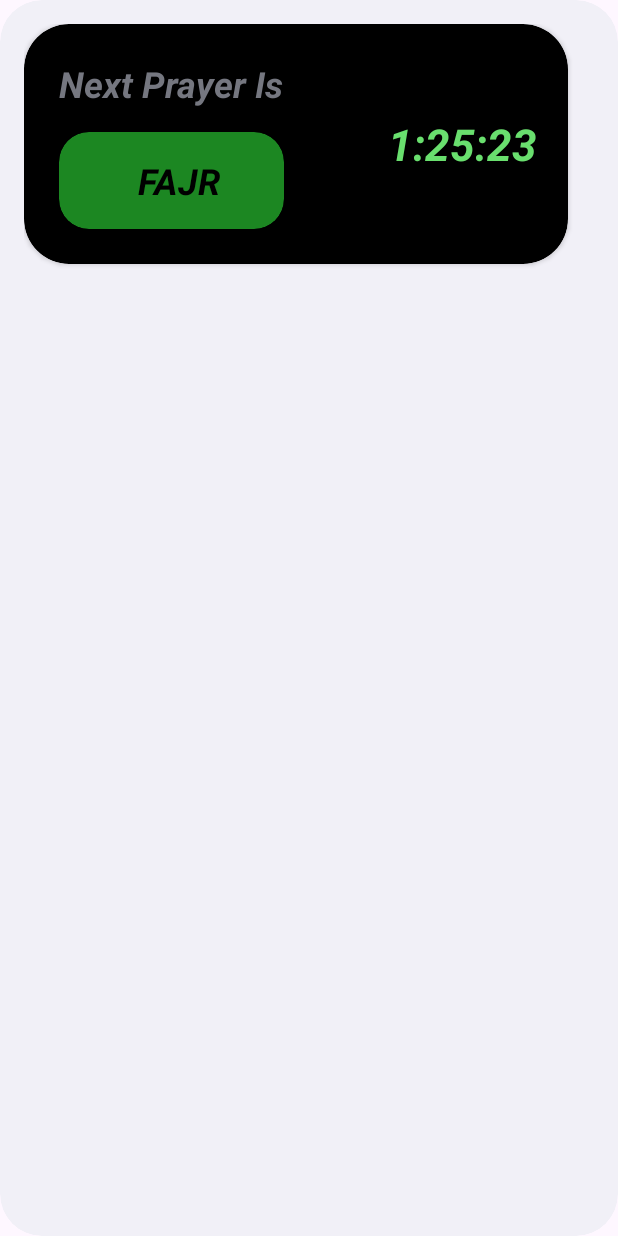
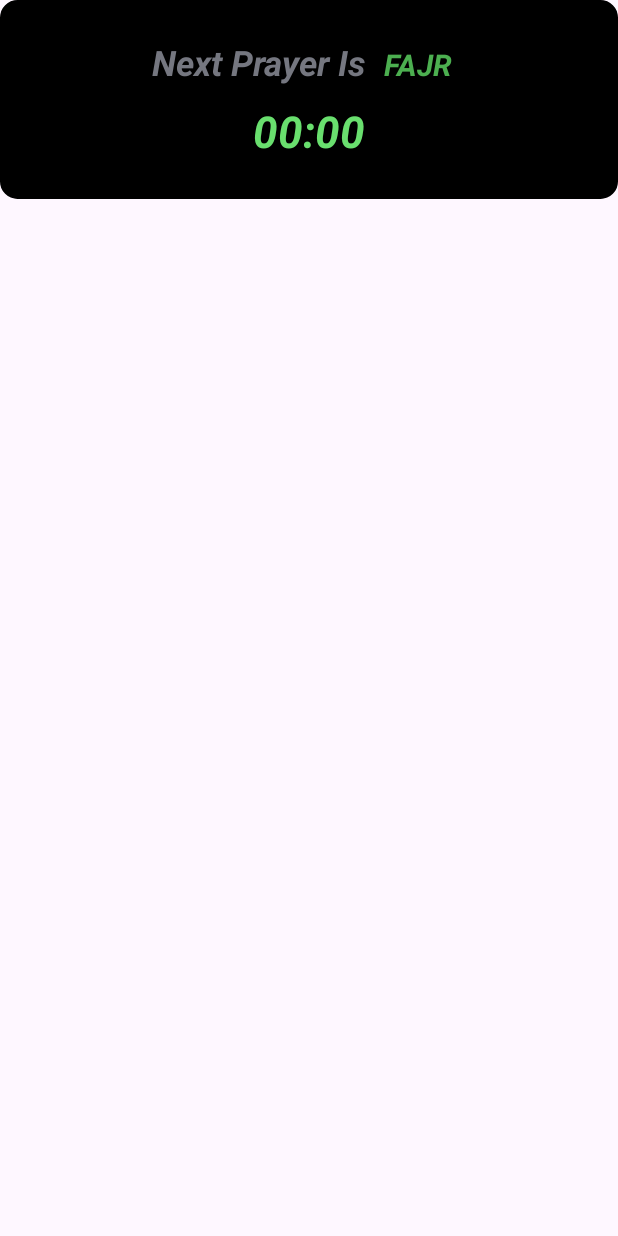
Before and after one commit to ahmed-faroukk/PrayerTimes-App, an Android app: the layout countdown_widget.xml on its own in the app's theme, with its tools: preview values and no code run, on a phone screen of 412 x 824 dp. Run offline under Robolectric (Android 15) with nearby library versions, the phone set to English and light mode, and no system bars.

```diff
--- a/app/src/main/AndroidManifest.xml
+++ b/app/src/main/AndroidManifest.xml
@@ -31,7 +31,6 @@
                 android:name="android.appwidget.provider"
                 android:resource="@xml/countdown_widget_info" />
         </receiver>
-
         <!--
              TODO: Before you run your application, you need a Google Maps API key.
 
--- a/app/src/main/java/com/example/alamiya_task/common/util/Constants.kt
+++ b/app/src/main/java/com/example/alamiya_task/common/util/Constants.kt
@@ -4,5 +4,7 @@ class Constants {
 
     companion object{
         const val BASE_URL = "http://api.aladhan.com/v1/"
+        const val COUNTDOWN_TIME_KEY = "countdown_end_time"
+
     }
 }
--- a/app/src/main/java/com/example/alamiya_task/presentation/qiblaDirection/QiblaFragment.kt
+++ b/app/src/main/java/com/example/alamiya_task/presentation/qiblaDirection/QiblaFragment.kt
@@ -87,8 +87,6 @@ class QiblaFragment : Fragment(R.layout.fragment_qibla), SensorEventListener {
         mapController = map.controller
         sensorManager = requireActivity().getSystemService(Context.SENSOR_SERVICE) as SensorManager
         rotationVectorSensor = sensorManager.getDefaultSensor(Sensor.TYPE_ROTATION_VECTOR)
-
-
 
         return binding.root
     }
--- /dev/null
+++ b/app/src/main/res/drawable/shapeforlinear_24.xml
@@ -0,0 +1,7 @@
+<?xml version="1.0" encoding="UTF-8"?>
+<shape xmlns:android="http://schemas.android.com/apk/res/android">
+    <solid android:color="#000000"/>
+    <stroke android:width="3dp" android:color="#000000" />
+    <corners android:radius="10dp"/>
+    <padding android:left="0dp" android:top="0dp" android:right="0dp" android:bottom="0dp" />
+</shape>
--- a/app/src/main/res/layout/countdown_widget.xml
+++ b/app/src/main/res/layout/countdown_widget.xml
@@ -2,64 +2,55 @@
     xmlns:app="http://schemas.android.com/apk/res-auto"
     style="@style/Widget.Alamiyatask.AppWidget.Container"
     android:layout_width="match_parent"
-    android:layout_height="match_parent"
+    android:background="@drawable/shapeforlinear_24"
+    android:layout_height="wrap_content"
     android:theme="@style/Theme.Alamiyatask.AppWidgetContainer">
-    <androidx.cardview.widget.CardView
-        android:layout_width="wrap_content"
+    <LinearLayout
+        android:layout_width="match_parent"
         android:layout_height="wrap_content"
-        android:backgroundTint="@color/black"
-        app:cardCornerRadius="30dp"
+
         >
         <LinearLayout
             android:layout_width="match_parent"
             android:layout_height="match_parent"
-            android:orientation="horizontal"
+            android:orientation="vertical"
+            android:padding="10dp"
+
             >
             <LinearLayout
-                android:layout_width="wrap_content"
+                android:layout_width="match_parent"
                 android:layout_height="wrap_content"
-                android:orientation="vertical"
-                android:layout_margin="15dp"
+                android:orientation="horizontal"
+                android:gravity="center_horizontal"
                 >
                 <TextView
                     android:id="@+id/appwidget_text"
                     android:layout_width="wrap_content"
                     android:layout_height="wrap_content"
-                    android:layout_centerHorizontal="true"
-                    android:layout_centerVertical="true"
-                    android:layout_margin="8dp"
                     android:contentDescription="@string/appwidget_text"
-                    android:text="Next Prayer Is"
-                    android:textSize="24sp"
+                    android:text=" Next Prayer Is  "
+                    android:textSize="23sp"
                     android:textStyle="bold|italic" />
                 <TextView
                     android:id="@+id/prayerName"
-                    style="@style/Widget.Alamiyatask.AppWidget.InnerView"
-                    android:layout_width="150dp"
+                    android:layout_width="60dp"
                     android:backgroundTint="#1C8722"
                     android:layout_height="wrap_content"
                     android:layout_centerHorizontal="true"
                     android:layout_centerVertical="true"
-                    android:layout_margin="8dp"
-                    android:paddingStart="25dp"
                     android:contentDescription="@string/appwidget_text"
-                    android:gravity="center"
                     android:text="FAJR"
-                    android:textColor="@color/black"
-                    android:textSize="24sp"
+                    android:textColor="#4CAF50"
+                    android:textSize="20dp"
                     android:textStyle="bold|italic" />
             </LinearLayout>
-            <TextView
+            <Chronometer
+                android:gravity="center_horizontal"
                 android:id="@+id/countDown"
-                android:layout_width="150dp"
-                android:layout_gravity="center"
+                android:layout_width="match_parent"
                 android:layout_height="wrap_content"
-                android:layout_centerHorizontal="true"
-                android:layout_centerVertical="true"
-                android:layout_margin="8dp"
-                android:paddingStart="25dp"
+                android:layout_marginTop="10dp"
                 android:contentDescription="@string/appwidget_text"
-                android:gravity="center"
                 android:text="1:25:23"
                 android:textColor="#69DF6E"
                 android:textSize="29sp"
@@ -67,6 +58,6 @@
         </LinearLayout>
 
 
-    </androidx.cardview.widget.CardView>
+    </LinearLayout>
 
 </RelativeLayout>
```
Also changed, not shown: app/src/main/java/com/example/alamiya_task/presentation/countdownWidget/countdownWidget.kt (+19 -35 lines), app/src/main/java/com/example/alamiya_task/presentation/home/HomeFragment.kt (+12 -0 lines).
